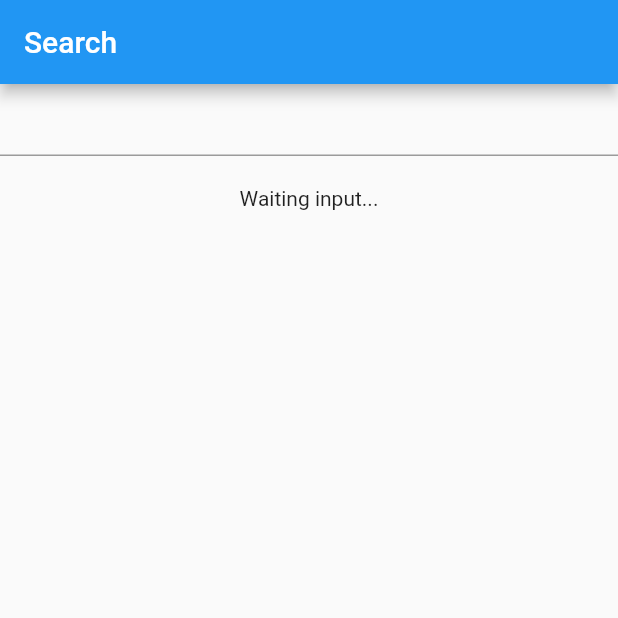
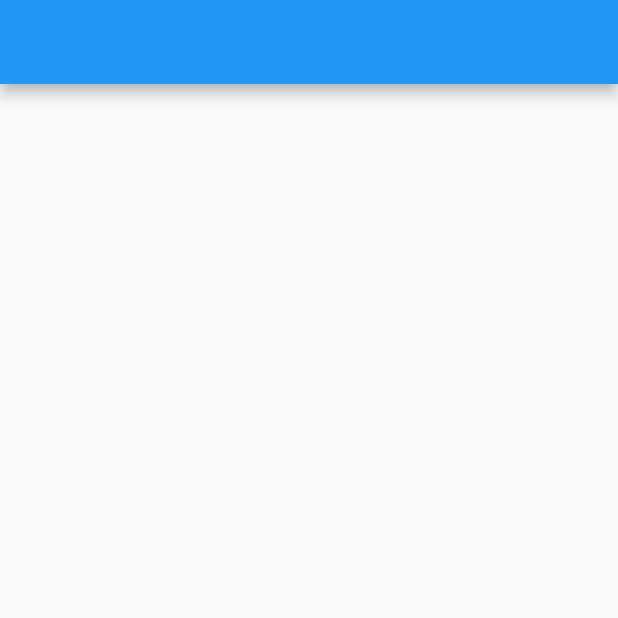
Before and after one commit to jinyongnan810/flutter_rx, a Flutter app: the screen it shows after launch, on a phone screen of 412 x 824 dp, the top half of it. Run offline on Flutter 3.47's test engine with Material 2 defaults, Android fonts, the light colour scheme and no system bars.

Commit message:
cleanup chapter 2

```diff
--- a/lib/bloc/search_bloc.dart
+++ /dev/null
@@ -1,33 +0,0 @@
-import 'package:flutter_rx/bloc/api.dart';
-import 'package:flutter_rx/bloc/search_result.dart';
-import 'package:rxdart/rxdart.dart';
-
-class SearchBloc {
-  final Sink<String> search;
-  final Stream<SearchResult?> results;
-  void dispose() {
-    search.close();
-  }
-
-  factory SearchBloc({required Api api}) {
-    final textChanges = BehaviorSubject<String>();
-    final results = textChanges
-        .distinct()
-        .debounceTime(const Duration(milliseconds: 300))
-        .switchMap<SearchResult?>((text) {
-      if (text.isEmpty) return Stream<SearchResult?>.value(null);
-      return Rx.fromCallable(() => api.search(text))
-          .delay(const Duration(seconds: 1))
-          .map((things) {
-            return things.isEmpty
-                ? const SearchResultNoResult()
-                : SearchResultWithResults(things);
-          })
-          .startWith(const SearchResultLoading())
-          .onErrorReturnWith(
-              (error, stackTrace) => SearchResultHasError(error));
-    });
-    return SearchBloc._(search: textChanges.sink, results: results);
-  }
-  SearchBloc._({required this.search, required this.results});
-}
--- a/lib/bloc/search_result.dart
+++ /dev/null
@@ -1,29 +0,0 @@
-import 'package:flutter/foundation.dart' show immutable;
-import 'package:flutter_rx/models/thing.dart';
-
-@immutable
-abstract class SearchResult {
-  const SearchResult();
-}
-
-@immutable
-class SearchResultLoading implements SearchResult {
-  const SearchResultLoading();
-}
-
-@immutable
-class SearchResultNoResult implements SearchResult {
-  const SearchResultNoResult();
-}
-
-@immutable
-class SearchResultHasError implements SearchResult {
-  final Object error;
-  const SearchResultHasError(this.error);
-}
-
-@immutable
-class SearchResultWithResults implements SearchResult {
-  final List<Thing> results;
-  const SearchResultWithResults(this.results);
-}
--- a/lib/main.dart
+++ b/lib/main.dart
@@ -1,5 +1,4 @@
 import 'package:flutter/material.dart';
-import 'package:flutter_rx/views/home_page.dart';
 
 void main() {
   runApp(const MyApp());
@@ -12,7 +11,7 @@ class MyApp extends StatelessWidget {
   @override
   Widget build(BuildContext context) {
     return MaterialApp(
-      title: 'Flutter Rx',
+      title: '',
       theme: ThemeData(
         primarySwatch: Colors.blue,
       ),
@@ -20,3 +19,14 @@ class MyApp extends StatelessWidget {
     );
   }
 }
+
+class HomePage extends StatelessWidget {
+  const HomePage({Key? key}) : super(key: key);
+
+  @override
+  Widget build(BuildContext context) {
+    return Scaffold(
+      appBar: AppBar(title: const Text('')),
+    );
+  }
+}
--- a/lib/models/person.dart
+++ /dev/null
@@ -1,14 +0,0 @@
-import 'package:flutter_rx/models/thing.dart';
-
-class Person extends Thing {
-  final int age;
-  const Person({required this.age, required String name}) : super(name: name);
-  @override
-  String toString() {
-    return 'Person (age:$age, name:$name)';
-  }
-
-  Person.fromJson(Map<String, dynamic> json)
-      : age = json['age'] as int,
-        super(name: json['name'] as String);
-}
--- a/lib/models/thing.dart
+++ /dev/null
@@ -1,8 +0,0 @@
-import 'package:flutter/foundation.dart';
-
-@immutable
-class Thing {
-  final String name;
-
-  const Thing({required this.name});
-}
--- a/lib/views/home_page.dart
+++ /dev/null
@@ -1,30 +0,0 @@
-import 'package:flutter/material.dart';
-import 'package:flutter_hooks/flutter_hooks.dart';
-import 'package:flutter_rx/bloc/api.dart';
-import 'package:flutter_rx/bloc/search_bloc.dart';
-import 'package:flutter_rx/views/search_result.dart';
-
-class HomePage extends HookWidget {
-  const HomePage({Key? key}) : super(key: key);
-
-  @override
-  Widget build(BuildContext context) {
-    final bloc = useMemoized(() => SearchBloc(api: Api()), [key]);
-    useEffect(() => bloc.dispose, [bloc]);
-    return Scaffold(
-      appBar: AppBar(title: const Text('Search')),
-      body: Column(
-        mainAxisSize: MainAxisSize.min,
-        children: [
-          TextField(
-            onChanged: bloc.search.add,
-          ),
-          const SizedBox(
-            height: 20,
-          ),
-          SearchResultView(searchResult: bloc.results)
-        ],
-      ),
-    );
-  }
-}
--- a/lib/views/search_result.dart
+++ /dev/null
@@ -1,55 +0,0 @@
-import 'package:flutter/material.dart';
-import 'package:flutter_rx/bloc/search_result.dart';
-import 'package:flutter_rx/models/animal.dart';
-import 'package:flutter_rx/models/person.dart';
-
-class SearchResultView extends StatelessWidget {
-  final Stream<SearchResult?> searchResult;
-  const SearchResultView({Key? key, required this.searchResult})
-      : super(key: key);
-
-  @override
-  Widget build(BuildContext context) {
-    return StreamBuilder<SearchResult?>(
-        stream: searchResult,
-        builder: (ctx, snapshot) {
-          if (snapshot.hasData && snapshot.data != null) {
-            final result = snapshot.data;
-            if (result is SearchResultHasError) {
-              return Text('Getting error: ${result.error}');
-            }
-            if (result is SearchResultLoading) {
-              return const CircularProgressIndicator();
-            }
-            if (result is SearchResultNoResult) {
-              return const Text('No results found...');
-            }
-            if (result is SearchResultWithResults) {
-              final things = result.results;
-              print(things);
-              return Expanded(
-                child: ListView.separated(
-                    itemBuilder: ((context, index) {
-                      final thing = things[index];
-                      final type = (thing is Animal)
-                          ? 'Animal'
-                          : (thing is Person)
-                              ? 'Person'
-                              : 'Unknown';
-                      return ListTile(
-                        title: Text(type),
-                        subtitle: Text(thing.toString()),
-                      );
-                    }),
-                    separatorBuilder: (ctx, index) => const Divider(),
-                    itemCount: things.length),
-              );
-            } else {
-              return const Text('Unexpected response');
-            }
-          } else {
-            return const Text('Waiting input...');
-          }
-        });
-  }
-}
```
Also changed, not shown: api/animals.json (deleted, +0 -14 lines), api/persons.json (deleted, +0 -14 lines), lib/bloc/api.dart (deleted, +0 -58 lines), lib/models/animal.dart (deleted, +0 -33 lines).
